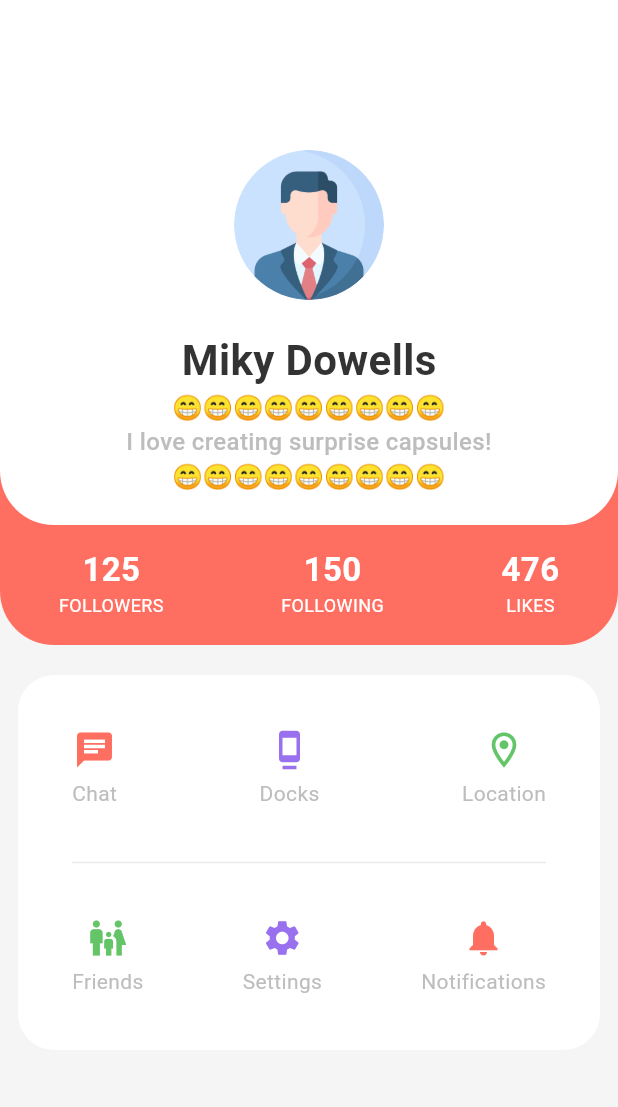
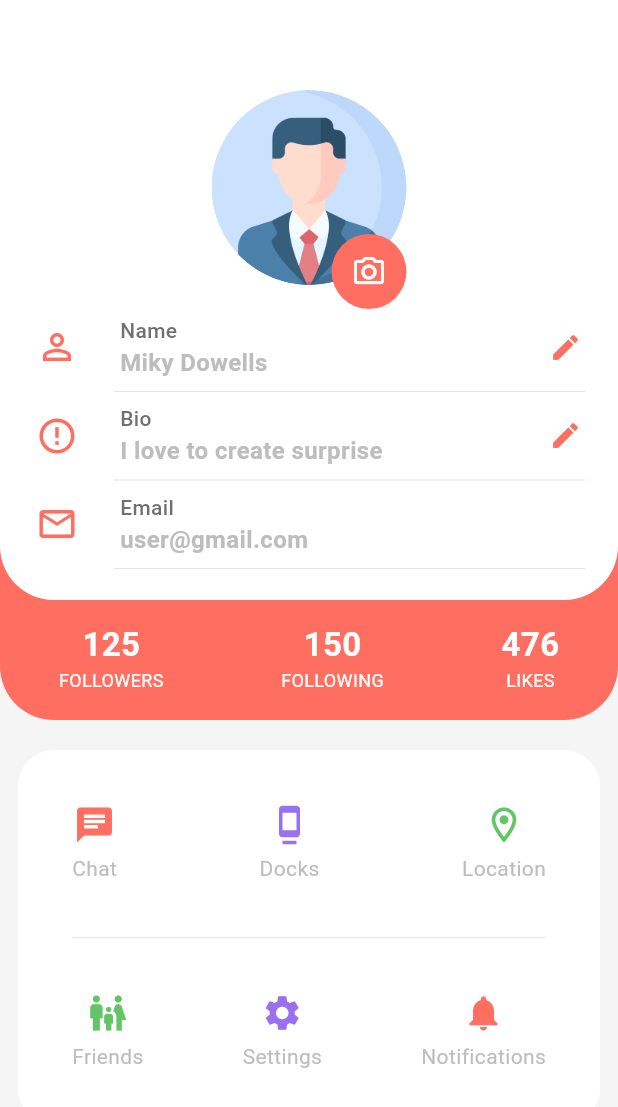
Before and after one commit to MukundVarsani/future-capsule, a Flutter app: the ProfileScreen screen opened directly, on a phone screen of 412 x 824 dp. Shown: the top 1107 px of the screen. Run offline on Flutter 3.47's test engine with Material 3 defaults, Android fonts, the phone set to English and light mode, and no system bars; our stand-ins replace firebase_auth, firebase_core, firebase_storage, image_picker, persistent_bottom_nav_bar, video_player; missing offline and left inert: video_compress; accounts and stored records are empty; project files that could hold a hidden picture were left out.

Commit message:
update UI of profile screen and make user interactionable

```diff
--- a/lib/core/constants/colors.dart
+++ b/lib/core/constants/colors.dart
@@ -16,4 +16,5 @@ class AppColors {
   static Color kScreenBackgroundColor = const Color.fromRGBO(245, 245, 245, 1);
   static Color kWhiteColor = const Color.fromRGBO(255, 255, 255, 1);
   static Color kBlackColor = const Color.fromRGBO(0, 0, 0, 1);
+  static Color kLightBlackColor = const Color.fromARGB(204, 79, 75, 75);
 }
--- /dev/null
+++ b/lib/data/models/settings_model.dart
@@ -0,0 +1,29 @@
+class Settings {
+  final bool notificationsEnabled;
+  final String theme;
+  final String language;
+
+  Settings({
+    required this.notificationsEnabled,
+    required this.theme,
+    required this.language,
+  });
+
+  // Factory method to create a Settings object from JSON
+  factory Settings.fromJson(Map<String, dynamic> json) {
+    return Settings(
+      notificationsEnabled: json['notificationsEnabled'] as bool,
+      theme: json['theme'] as String,
+      language: json['language'] as String,
+    );
+  }
+
+  // Method to convert a Settings object to JSON
+  Map<String, dynamic> toJson() {
+    return {
+      'notificationsEnabled': notificationsEnabled,
+      'theme': theme,
+      'language': language,
+    };
+  }
+}
--- /dev/null
+++ b/lib/data/models/user_model.dart
@@ -0,0 +1,47 @@
+import 'package:future_capsule/data/models/settings_model.dart';
+
+class UserModel {
+  final String userId;
+  final String name;
+  final String email;
+  final String profilePicture;
+  final String bio;
+  final DateTime createdAt;
+  final Settings settings;
+
+  UserModel({
+    required this.userId,
+    required this.name,
+    required this.email,
+    required this.profilePicture,
+    required this.bio,
+    required this.createdAt,
+    required this.settings,
+  });
+
+  // Factory method to create a UserModel object from JSON
+  factory UserModel.fromJson(Map<String, dynamic> json) {
+    return UserModel(
+      userId: json['userId'] as String,
+      name: json['name'] as String,
+      email: json['email'] as String,
+      profilePicture: json['profilePicture'] as String,
+      bio: json['bio'] as String,
+      createdAt: DateTime.parse(json['createdAt'] as String),
+      settings: Settings.fromJson(json['settings'] as Map<String, dynamic>),
+    );
+  }
+
+  // Method to convert a UserModel object to JSON
+  Map<String, dynamic> toJson() {
+    return {
+      'userId': userId,
+      'name': name,
+      'email': email,
+      'profilePicture': profilePicture,
+      'bio': bio,
+      'createdAt': createdAt.toIso8601String(),
+      'settings': settings.toJson(),
+    };
+  }
+}
--- /dev/null
+++ b/lib/screens/profile/info_field.dart
@@ -0,0 +1,151 @@
+import 'package:flutter/material.dart';
+import 'package:future_capsule/core/constants/colors.dart';
+
+class InfoField extends StatefulWidget {
+  const InfoField(
+      {super.key,
+      required this.leadingIcon,
+      required this.fieldName,
+      required this.fieldValue,
+      required this.isEditable,
+      this.onFieldValueChanged});
+
+  final IconData leadingIcon;
+  final String fieldName;
+  final String fieldValue;
+  final bool isEditable;
+  final Function(String)? onFieldValueChanged;
+
+  @override
+  State<InfoField> createState() => _InfoFieldState();
+}
+
+class _InfoFieldState extends State<InfoField> {
+  final TextEditingController _controller = TextEditingController();
+
+  _editField() {
+    return showDialog(
+        context: context,
+        builder: (context) {
+          _controller.text = widget.fieldValue;
+          return Dialog(
+            child: Container(
+              padding: const EdgeInsets.symmetric(horizontal: 20, vertical: 16),
+              height: 180,
+              child: Column(
+                mainAxisAlignment: MainAxisAlignment.spaceEvenly,
+                children: [
+                  const Text(
+                    "Enter your name",
+                    style: TextStyle(fontSize: 18, fontWeight: FontWeight.w500),
+                  ),
+                  TextField(
+                    controller: _controller,
+                    decoration: InputDecoration(
+                      focusedBorder: UnderlineInputBorder(
+                        borderSide: BorderSide(
+                            color: AppColors.kWarmCoralColor, width: 2.0),
+                      ),
+                      enabledBorder: UnderlineInputBorder(
+                        borderSide: BorderSide(
+                            color: AppColors.kWarmCoralColor, width: 1.5),
+                      ),
+                    ),
+                  ),
+                  Row(
+                    mainAxisAlignment: MainAxisAlignment.end,
+                    children: [
+                      Text(
+                        "Cancel",
+                        style: TextStyle(
+                            color: AppColors.kWarmCoralColor,
+                            fontWeight: FontWeight.w500),
+                      ),
+                      const SizedBox(
+                        width: 30,
+                        height: 40,
+                      ),
+                      GestureDetector(
+                        onTap: () {
+                          if (widget.onFieldValueChanged != null) {
+                        widget.onFieldValueChanged!(_controller.text);
+                      }
+                          Navigator.pop(context); // Close dialog
+                        },
+                        child: Text(
+                          "Save",
+                          style: TextStyle(
+                              color: AppColors.kWarmCoralColor,
+                              fontWeight: FontWeight.w500),
+                        ),
+                      )
+                    ],
+                  )
+                ],
+              ),
+            ),
+          );
+        });
+  }
+
+  @override
+  Widget build(BuildContext context) {
+    return Column(
+      children: [
+        Container(
+          padding: const EdgeInsets.symmetric(horizontal: 12),
+          // margin: const EdgeInsets.only(bottom: 8),
+          child: Row(
+            children: [
+              Icon(
+                widget.leadingIcon,
+                size: 28,
+                color: AppColors.kWarmCoralColor,
+              ),
+              const SizedBox(
+                width: 28,
+              ),
+              Column(
+                crossAxisAlignment: CrossAxisAlignment.start,
+                children: [
+                  Text(
+                    widget.fieldName,
+                    style: TextStyle(
+                        color: AppColors.kLightBlackColor,
+                        fontSize: 14,
+                        fontWeight: FontWeight.w500),
+                  ),
+                  SizedBox(
+                    width: MediaQuery.sizeOf(context).width - 130,
+                    child: Text(widget.fieldValue,
+                        style: TextStyle(
+                            overflow: TextOverflow.ellipsis,
+                            color: AppColors.kLightGreyColor,
+                            fontSize: 16,
+                            fontWeight: FontWeight.w600)),
+                  ),
+                ],
+              ),
+              const Spacer(),
+              if (widget.isEditable)
+                GestureDetector(
+                  onTap: _editField,
+                  child: Icon(
+                    Icons.edit,
+                    size: 22,
+                    color: AppColors.kWarmCoralColor,
+                  ),
+                ),
+            ],
+          ),
+        ),
+        const Divider(
+          color: Color.fromARGB(155, 203, 193, 193),
+          thickness: 0.5,
+          indent: 64,
+          endIndent: 10,
+        ),
+      ],
+    );
+  }
+}
--- a/lib/screens/profile/profile_screen.dart
+++ b/lib/screens/profile/profile_screen.dart
@@ -1,9 +1,29 @@
 import 'package:flutter/material.dart';
 import 'package:future_capsule/core/constants/colors.dart';
 import 'package:future_capsule/core/images/images.dart';
+import 'package:future_capsule/screens/profile/info_field.dart';
 
-class ProfileScreen extends StatelessWidget {
+class ProfileScreen extends StatefulWidget {
   const ProfileScreen({super.key});
+
+  @override
+  State<ProfileScreen> createState() => _ProfileScreenState();
+}
+
+class _ProfileScreenState extends State<ProfileScreen> {
+  String name = "Miky Dowells";
+  String bio = "I love to create surprise";
+
+  void _updateName(String newName) {
+    setState(() {
+      name = newName;
+    });
+  }
+  void _updateBio(String newBio) {
+    setState(() {
+      bio = newBio;
+    });
+  }
 
   @override
   Widget build(BuildContext context) {
@@ -14,7 +34,7 @@ class ProfileScreen extends StatelessWidget {
           Stack(
             children: [
               Container(
-                height: 430,
+                height: 480,
                 padding: const EdgeInsets.only(bottom: 18),
                 decoration: const BoxDecoration(
                   color: Color.fromRGBO(255, 111, 97, 1),
@@ -81,7 +101,7 @@ class ProfileScreen extends StatelessWidget {
                 ),
               ),
               Container(
-                  height: 350,
+                height: 400,
                 padding: const EdgeInsets.symmetric(horizontal: 12),
                 width: MediaQuery.sizeOf(context).width,
                 decoration: BoxDecoration(
@@ -95,12 +115,13 @@ class ProfileScreen extends StatelessWidget {
                   crossAxisAlignment: CrossAxisAlignment.center,
                   children: [
                     const SizedBox(
-                        height: 100,
+                      height: 60,
                     ),
+                    Stack(children: [
                       Container(
                         margin: const EdgeInsets.only(bottom: 20),
-                        height: 100,
-                        width: 100,
+                        height: 130,
+                        width: 130,
                         child: ClipRRect(
                             borderRadius: BorderRadius.circular(500),
                             child: Image.asset(
@@ -108,31 +129,45 @@ class ProfileScreen extends StatelessWidget {
                               fit: BoxFit.cover,
                             )),
                       ),
-                      Text(
-                        "Miky Dowells",
-                        style: TextStyle(
-                          fontSize: 28,
-                          color: AppColors.kPrimaryTextColor,
-                          fontWeight: FontWeight.bold,
+                      Positioned(
+                          bottom: 4,
+                          right: 0,
+                          child: Container(
+                              height: 50,
+                              width: 50,
+                              padding: const EdgeInsets.all(8),
+                              decoration: BoxDecoration(
+                                  color: AppColors.kWarmCoralColor,
+                                  borderRadius: BorderRadius.circular(100)),
+                              child: Icon(
+                                Icons.camera_alt_outlined,
+                                color: AppColors.kWhiteColor,
+                              ))),
+                    ]),
+                    InfoField(
+                      fieldName: "Name",
+                      fieldValue: name,
+                      isEditable: true,
+                      leadingIcon: Icons.person_outline,
+                      onFieldValueChanged: _updateName,
+                    ),
+                    InfoField(
+                      fieldName: "Bio",
+                      fieldValue: bio,
+                      isEditable: true,
+                      leadingIcon: Icons.error_outline,
+                      onFieldValueChanged: _updateBio,
+                    ),
+                   const InfoField(
+                      fieldName: "Email",
+                      fieldValue: "user@gmail.com",
+                      isEditable: false,
+                      leadingIcon: Icons.email_outlined,
+
+                    ),
+                  ],
                 ),
               ),
-
-                      SizedBox(
-                        width: 300,
-                        child: Text(
-                          "😁😁😁😁😁😁😁😁😁\nI love creating surprise capsules!\n😁😁😁😁😁😁😁😁😁",
-                          textAlign: TextAlign.center,
-                          maxLines: 3,
-                          style: TextStyle(
-                              fontSize: 16,
-                              fontWeight: FontWeight.w500,
-                              color: AppColors.kLightGreyColor,
-                                overflow: TextOverflow.fade
-                              ),
-                        ),
-                      ),
-                    ],
-                  )),
             ],
           ),
           Container(
```
Also changed, not shown: lib/screens/bottom_navigation_bar.dart (+3 -4 lines). Lines whose indentation alone changed are shown as unchanged.
